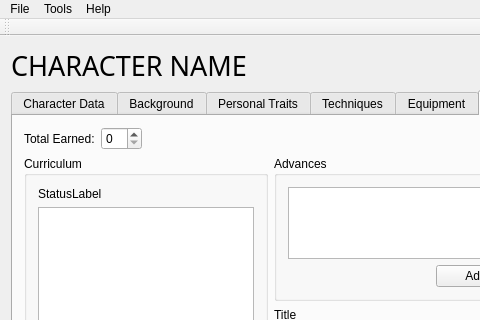
The window that PaperBlossoms/ui/mainwindow.ui (dashnine/PaperBlossoms) describes before a commit, drawn with Qt 5; both pictures show x 0 to 480 and y 0 to 320 of the 640 by 688 pixel window.
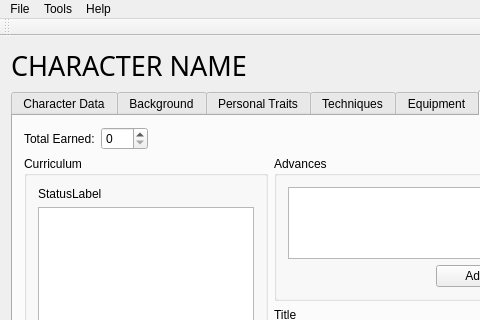
The same window after the commit. The open tabs and pages were chosen to show the change. Custom widgets are drawn as their Qt base class.

Commit message: resolves #169 - expands max XP to 999

Diff of the .ui file:
```diff
--- a/PaperBlossoms/ui/mainwindow.ui
+++ b/PaperBlossoms/ui/mainwindow.ui
@@ -847,7 +847,11 @@
              </widget>
             </item>
             <item>
-             <widget class="QSpinBox" name="xpSpinBox"/>
+             <widget class="QSpinBox" name="xpSpinBox">
+              <property name="maximum">
+               <number>999</number>
+              </property>
+             </widget>
             </item>
             <item>
              <spacer name="horizontalSpacer_7">
```
